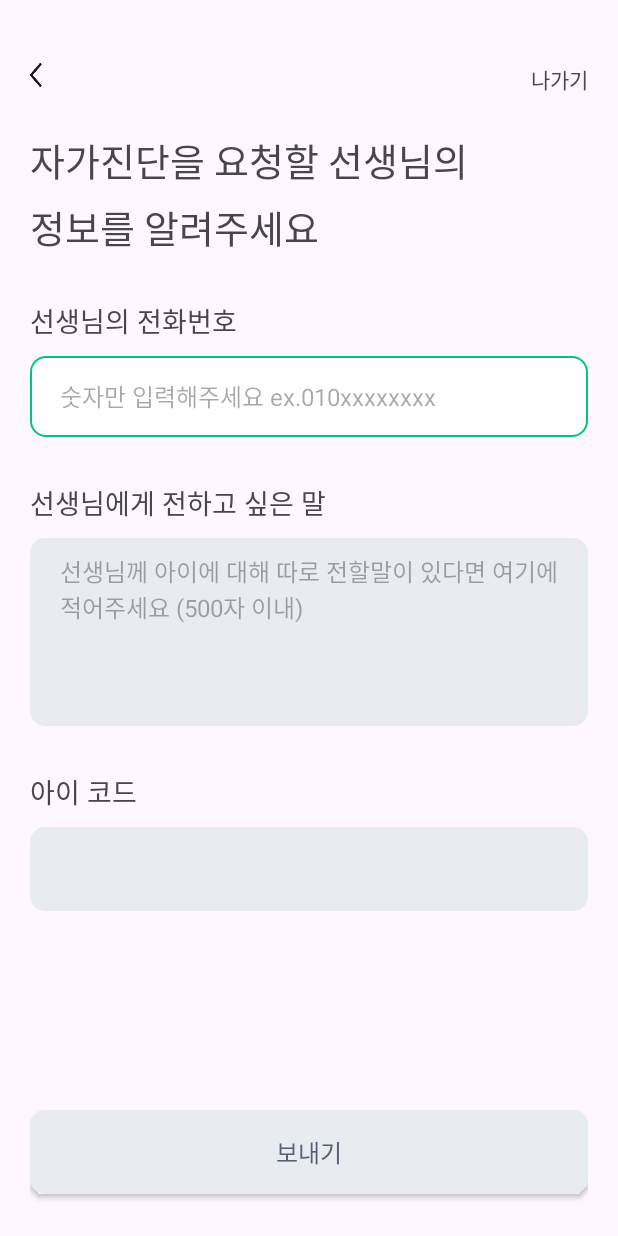
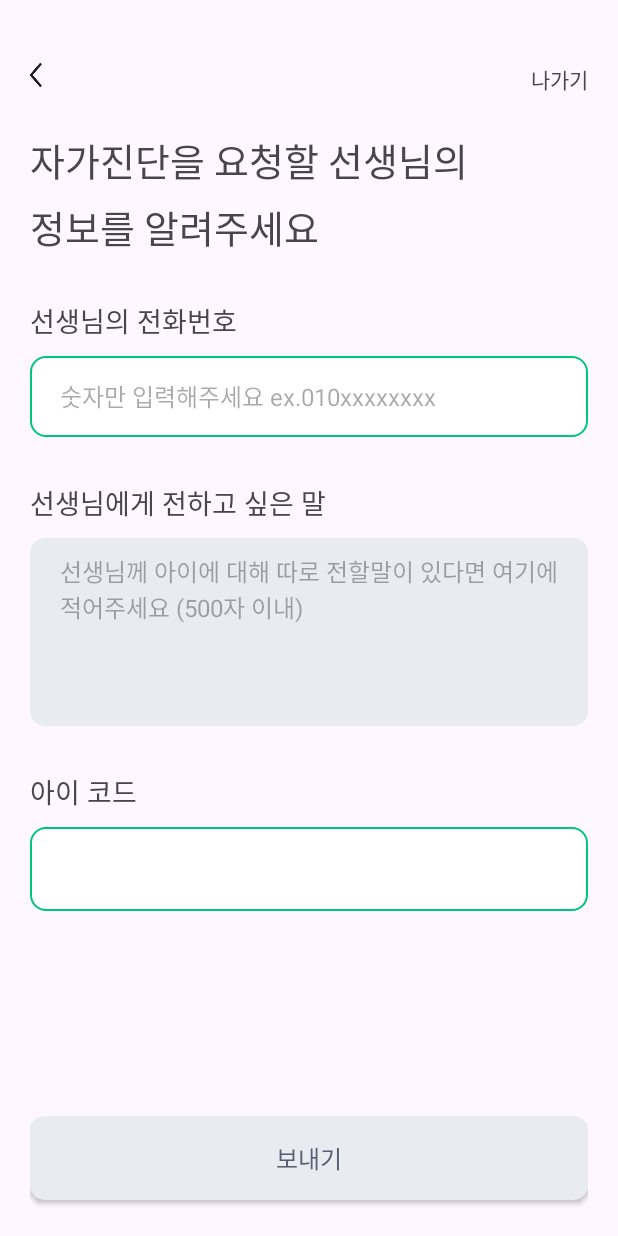
Before and after one commit to KusitmsHDmedi/HDmedi_Android, an Android app: the RequestResultParentActivity screen opened directly, with no data from a screen before it, on a phone screen of 412 x 824 dp. Run offline under Robolectric (Android 15) with nearby library versions, the phone set to English and light mode, and no system bars; our stand-ins replace data binding.

Commit message:
Fix. 아이코드 부분을 EditText에서 TextView로 수정

```diff
--- a/app/src/main/res/layout/activity_request_result_parent.xml
+++ b/app/src/main/res/layout/activity_request_result_parent.xml
@@ -101,7 +101,7 @@
             android:fontFamily="@font/pretendard_medium"
             android:textSize="18sp"/>
 
-        <EditText
+        <TextView
             android:id="@+id/codeText"
             android:layout_width="0dp"
             android:layout_height="56dp"
@@ -110,21 +110,24 @@
             app:layout_constraintTop_toBottomOf="@+id/codeTitle"
             android:layout_marginTop="10dp"
             android:paddingStart="20dp"
-            android:background="@drawable/gender_button_selector"/>
+            android:background="@drawable/gender_button_activated"
+            android:textSize="18sp"
+            android:fontFamily="@font/pretendard_semibold"
+            android:gravity="center_vertical"/>
 
         <androidx.appcompat.widget.AppCompatButton
             android:id="@+id/sendButton"
             android:layout_width="0dp"
             android:layout_height="56dp"
-            app:layout_constraintStart_toStartOf="parent"
+            android:layout_marginBottom="24dp"
+            android:background="@drawable/button_selector"
+            android:fontFamily="@font/pretendard_semibold"
+            android:text="보내기"
+            android:textColor="@color/gray700"
+            android:textSize="16sp"
+            app:layout_constraintBottom_toBottomOf="parent"
             app:layout_constraintEnd_toEndOf="parent"
-            app:layout_constraintBottom_toBottomOf="parent"
-            android:layout_marginBottom="28dp"
-            android:text="보내기"
-            android:fontFamily="@font/pretendard_semibold"
-            android:textSize="16sp"
-            android:textColor="#595F72"
-            android:background="@drawable/button_selector"/>
+            app:layout_constraintStart_toStartOf="parent" />
 
     </androidx.constraintlayout.widget.ConstraintLayout>
 </layout>
```
